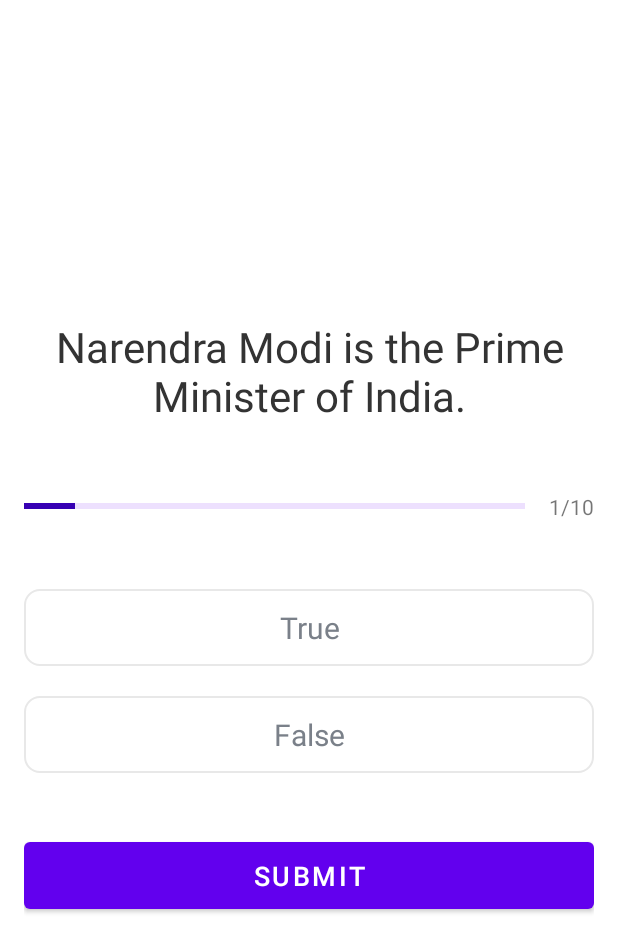
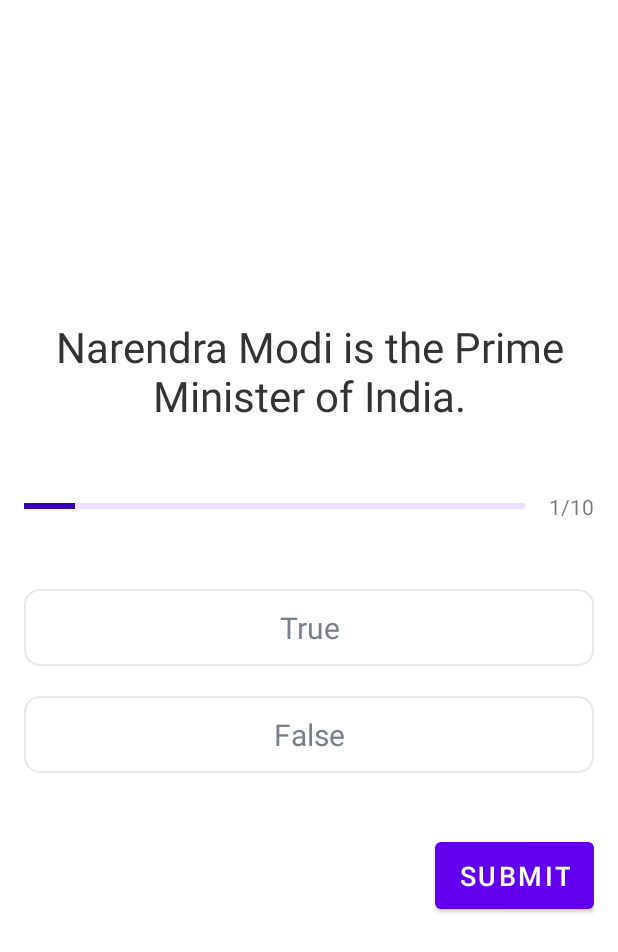
Before and after one commit to vshanusastry/HomeWork, an Android app: the QuizQuestionsActivity screen opened directly, with no data from a screen before it, on a phone screen of 412 x 824 dp. Shown: the top 952 px of the screen. Run offline under Robolectric (Android 15) with nearby library versions, the phone set to English and light mode, and no system bars.

Commit message:
Button changes

```diff
--- a/app/src/main/res/layout/activity_quiz_questions.xml
+++ b/app/src/main/res/layout/activity_quiz_questions.xml
@@ -87,13 +87,17 @@
         <!--            tools:text="Austria"-->
         <!--            />-->
 
+
         <Button
             android:id="@+id/btnSubmit"
-            android:layout_width="match_parent"
+            android:layout_width="wrap_content"
             android:layout_height="wrap_content"
             android:layout_marginTop="30dp"
             android:paddingVertical="10dp"
+            android:layout_gravity="right"
+            android:gravity="right"
             android:text="SUBMIT"
             android:textSize="18dp" />
+
     </LinearLayout>
 </ScrollView>
```
